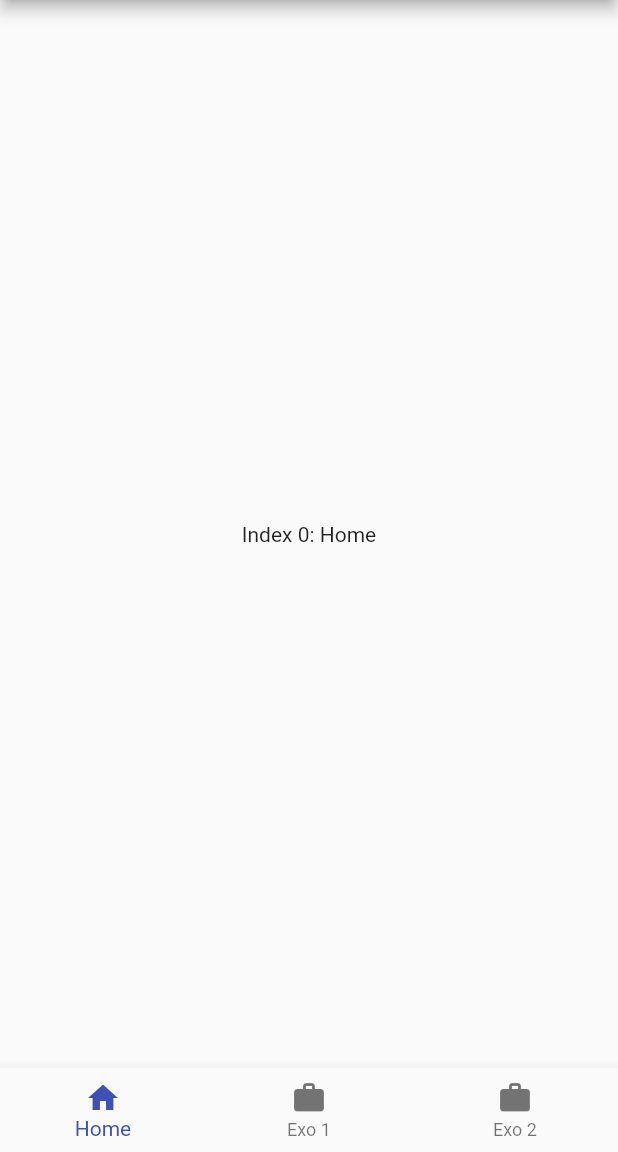
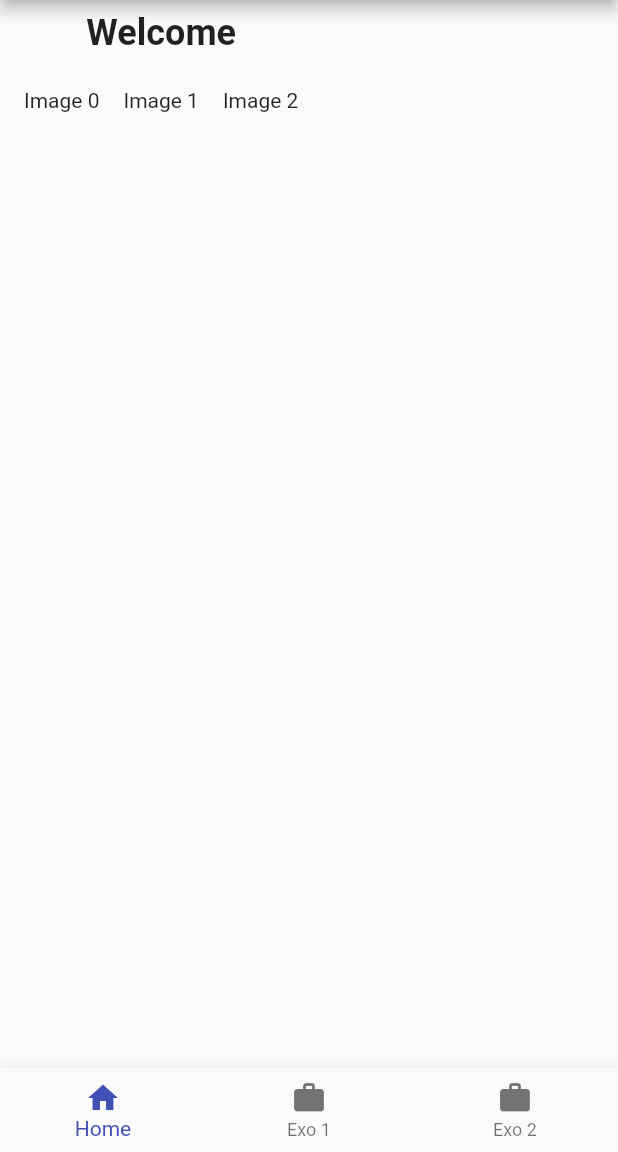
Before and after one commit to edyna9/dwmgex, a Flutter app: the screen it shows after launch, on a phone screen of 412 x 824 dp, the part 84-1236 px from its top. Run offline on Flutter 3.47's test engine with Material 2 defaults, Android fonts, the phone set to English and light mode, and no system bars.

Commit message:
List image

```diff
--- /dev/null
+++ b/lib/exercices/exo5.dart
@@ -0,0 +1,44 @@
+import 'package:flutter/material.dart';
+
+class CarouselImages extends StatelessWidget {
+  CarouselImages({
+    Key key,
+  }) : super(key: key);
+
+  final List<String> _images = <String>[
+    'https://unsplash.com/photos/ubSUwrr04Ks',
+    'https://unsplash.com/photos/Y84-eo8drzk',
+    'https://unsplash.com/photos/1KPfcPdbWFM',
+  ];
+
+  @override
+  Widget build(BuildContext context) {
+    return SafeArea(
+        child: Padding(
+      padding: EdgeInsets.all(8.0),
+      child: Column(
+        children: [
+          Text('Welcome',
+              style: TextStyle(fontSize: 24, fontWeight: FontWeight.bold)),
+          SizedBox(height: 15),
+          Expanded(
+            child: ListView.builder(
+              scrollDirection: Axis.horizontal,
+              shrinkWrap: true,
+              itemCount: _images.length,
+              itemBuilder: (context, index) {
+                return Padding(
+                  padding: EdgeInsets.all(8.0),
+                  child: GestureDetector(
+                    onTap: () => print(_images[index]),
+                    child: Text('Image $index')
+                  ),
+                );
+              },
+            ),
+          )
+        ],
+      ),
+    ));
+  }
+}
--- a/lib/main.dart
+++ b/lib/main.dart
@@ -1,5 +1,6 @@
 import 'package:dwmgex/exercices/exo1.dart';
 import 'package:dwmgex/exercices/exo4.dart';
+import 'package:dwmgex/exercices/exo5.dart';
 import 'package:flutter/material.dart';
 
 void main() {
@@ -32,11 +33,7 @@ class _MyHomePageState extends State<MyHomePage> {
   int _selectedIndex = 0;
 
   final List<Widget> _widgets = <Widget>[
-    Center(
-      child: Text(
-        'Index 0: Home',
-      ),
-    ),
+    CarouselImages(),
     WindowsLogo(),
     SafeArea(
         child: GestureDetector(
```
